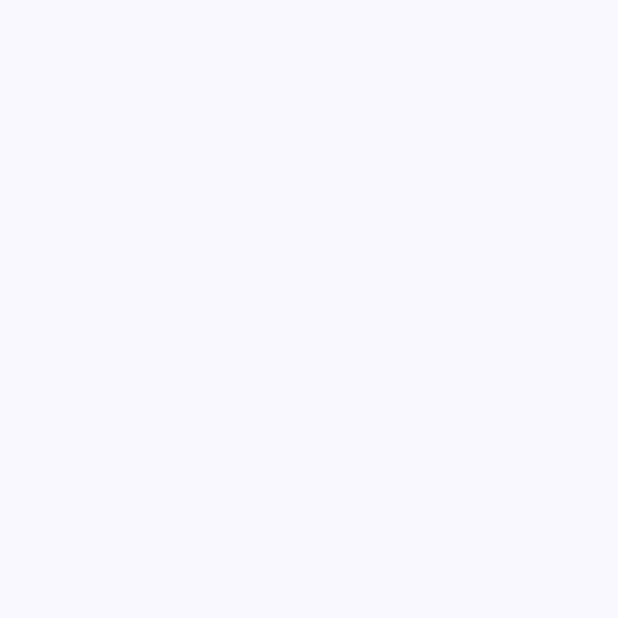
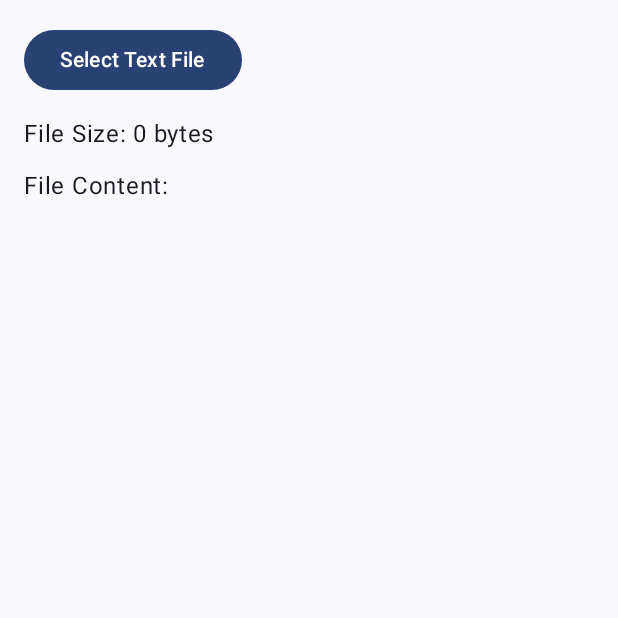
Before and after one commit to EyyupHikmet/Dencryptor, an Android app built with Jetpack Compose: the screen it shows after launch (MainActivity), on a phone screen of 412 x 824 dp, the top half of it. Before the commit the part shown is empty. Run offline under Robolectric (Android 15) with nearby library versions, the phone set to English and light mode, and no system bars; our stand-ins replace Dagger/Hilt's generated code.

Commit message:
implement basic file reading

```diff
--- a/app/src/main/AndroidManifest.xml
+++ b/app/src/main/AndroidManifest.xml
@@ -1,6 +1,11 @@
 <?xml version="1.0" encoding="utf-8"?>
 <manifest xmlns:android="http://schemas.android.com/apk/res/android"
     xmlns:tools="http://schemas.android.com/tools">
+    <uses-permission android:name="android.permission.READ_EXTERNAL_STORAGE"
+        android:maxSdkVersion="32" />
+
+    <uses-permission android:name="android.permission.WRITE_EXTERNAL_STORAGE"
+        android:maxSdkVersion="29" />
 
     <application
         android:name="com.rdiykru.DencryptorApp"
--- a/app/src/main/java/com/rdiykru/dencryptor/MainActivity.kt
+++ b/app/src/main/java/com/rdiykru/dencryptor/MainActivity.kt
@@ -1,28 +1,136 @@
 package com.rdiykru.dencryptor
 
+import android.content.Intent
+import android.net.Uri
 import android.os.Bundle
+import android.provider.OpenableColumns
 import androidx.activity.ComponentActivity
 import androidx.activity.compose.setContent
 import androidx.activity.enableEdgeToEdge
+import androidx.activity.result.ActivityResult
+import androidx.activity.result.contract.ActivityResultContracts
+import androidx.compose.foundation.layout.Arrangement
+import androidx.compose.foundation.layout.Column
+import androidx.compose.foundation.layout.Spacer
 import androidx.compose.foundation.layout.fillMaxSize
+import androidx.compose.foundation.layout.height
 import androidx.compose.foundation.layout.padding
+import androidx.compose.material3.Button
+import androidx.compose.material3.MaterialTheme
 import androidx.compose.material3.Scaffold
 import androidx.compose.material3.Text
 import androidx.compose.runtime.Composable
+import androidx.compose.runtime.mutableStateOf
 import androidx.compose.ui.Modifier
-import androidx.compose.ui.tooling.preview.Preview
+import androidx.compose.ui.unit.dp
 import com.rdiykru.dencryptor.ui.theme.DencryptorTheme
 
 class MainActivity : ComponentActivity() {
+
+	// Mutable state to hold the file content and size
+	private val fileContent = mutableStateOf("")
+	private val fileSize = mutableStateOf(0L) // For file size in bytes
+
+	private val requestFileLauncher =
+		registerForActivityResult(ActivityResultContracts.StartActivityForResult()) { result ->
+			handleActivityResult(result)
+		}
+
+	private fun handleActivityResult(result: ActivityResult) {
+		if (result.resultCode == RESULT_OK) {
+			result.data?.data?.let { uri ->
+				handleSelectedFile(uri)
+			}
+		}
+	}
+
+	private fun openFilePicker() {
+		val intent = Intent(Intent.ACTION_OPEN_DOCUMENT).apply {
+			addCategory(Intent.CATEGORY_OPENABLE)
+			type = "text/plain"  // Set MIME type to filter text files
+		}
+		requestFileLauncher.launch(intent)
+	}
+
+	private fun handleSelectedFile(uri: Uri) {
+		// Retrieve file size
+		val cursor = contentResolver.query(uri, null, null, null, null)
+		cursor?.use {
+			val sizeIndex = it.getColumnIndex(OpenableColumns.SIZE)
+			it.moveToFirst()
+			fileSize.value = it.getLong(sizeIndex) // Set the file size
+		}
+
+		// Read file content as ByteArray
+		contentResolver.openInputStream(uri)?.use { inputStream ->
+			val byteArray = inputStream.readBytes() // Read file content as ByteArray
+			performOperationsOnByteArray(byteArray) // Perform additional operations
+		} ?: run {
+			// Handle error in case the file stream couldn't be opened
+			fileContent.value = "Failed to open file"
+		}
+	}
+
+	// Perform other operations on the ByteArray
+	private fun performOperationsOnByteArray(byteArray: ByteArray) {
+		// Example operation: Convert ByteArray to String and set it to fileContent
+		val textContent = String(byteArray)
+		fileContent.value = textContent
+
+		// Example: Log or display the size of the byte array (already set via fileSize)
+		// You can also add other operations here if needed.
+	}
+
 	override fun onCreate(savedInstanceState: Bundle?) {
 		super.onCreate(savedInstanceState)
 		enableEdgeToEdge()
 		setContent {
 			DencryptorTheme {
-				Scaffold(modifier = Modifier.fillMaxSize()) { innerPadding ->
+				// Scaffold for consistent theming and structure
+				Scaffold(
+					modifier = Modifier.fillMaxSize()
+				) { paddingValues ->
+					// UI with button to open file picker and display file content and size
+					Column(
+						modifier = Modifier
+							.fillMaxSize()
+							.padding(paddingValues)
+							.padding(16.dp),
+						verticalArrangement = Arrangement.spacedBy(16.dp)
+					) {
+						// Button to open file picker
+						Button(onClick = { openFilePicker() }) {
+							Text("Select Text File")
+						}
 
+						// Display the file content and size in a Text composable
+						FileContentDisplay(
+							content = fileContent.value,
+							fileSize = fileSize.value
+						)
+					}
 				}
 			}
 		}
 	}
 }
+
+@Composable
+fun FileContentDisplay(content: String, fileSize: Long, modifier: Modifier = Modifier) {
+	// Display the file content and size in Text composables
+	Column(modifier = modifier) {
+		Text(
+			text = "File Size: $fileSize bytes",
+			style = MaterialTheme.typography.bodyLarge
+		)
+		Spacer(modifier = Modifier.height(16.dp))
+		Text(
+			text = "File Content:",
+			style = MaterialTheme.typography.bodyLarge
+		)
+		Text(
+			text = content,
+			style = MaterialTheme.typography.bodyMedium
+		)
+	}
+}
--- /dev/null
+++ b/app/src/main/java/com/rdiykru/dencryptor/core/encryption/di/EncryptionModule.kt
@@ -0,0 +1,4 @@
+package com.rdiykru.dencryptor.core.encryption.di
+
+class EncryptionModule {
+}
--- a/gradle.properties
+++ b/gradle.properties
@@ -21,3 +21,4 @@ kotlin.code.style=official
 # resources declared in the library itself and none from the library's dependencies,
 # thereby reducing the size of the R class for that library
 android.nonTransitiveRClass=true
+android.enableR8=false
```
Also changed, not shown: app/src/main/java/com/rdiykru/dencryptor/core/encryption/rsa/KeyPairGenerator.kt (added, +66 -0 lines), app/src/main/java/com/rdiykru/dencryptor/core/extensions/Formatters.kt (added, +14 -0 lines), app/src/main/res/drawable/keychain.png (added), app/src/main/res/drawable/keypair.svg (added), app/src/main/res/drawable/locked.png (added), app/src/main/res/drawable/unlocked.svg (added).
